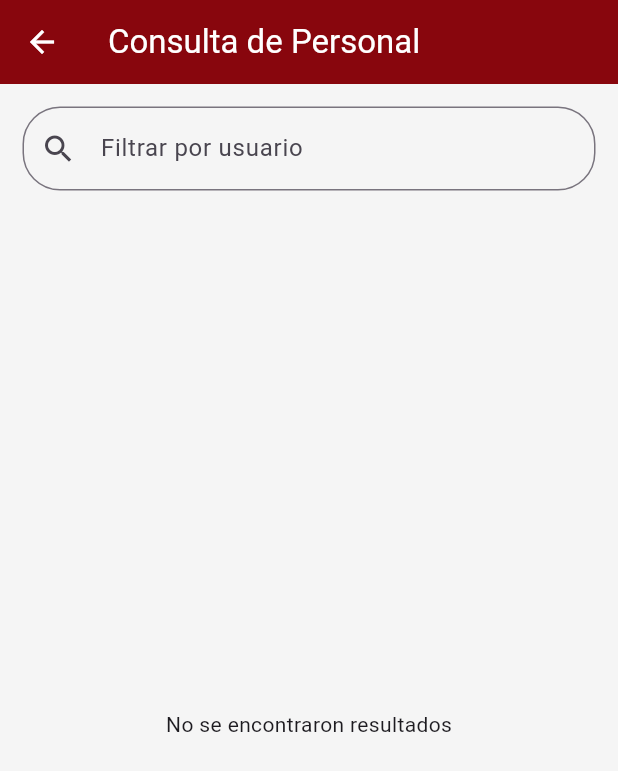
After one commit to Effectedbloom17/programacionmovil, a Flutter app: the Formulario screen opened directly, after a tap on "Enviar", after a tap on "Consultar", on a phone screen of 412 x 824 dp. The commit adds this screen. Shown: the top 771 px of the screen. Run offline on Flutter 3.47's test engine with Material 3 defaults, Android fonts, the phone set to English and light mode, and no system bars; our stand-ins replace cloud_firestore, firebase_core; accounts and stored records are empty.

Commit message:
Agrega_actualiza_Consulta_Borr

```diff
--- /dev/null
+++ b/lib/consulta.dart
@@ -0,0 +1,159 @@
+import 'package:flutter/material.dart';
+import 'package:flutter_application_2/servicios/firabase_con.dart';
+
+class Consultar extends StatefulWidget {
+
+  const Consultar({Key? key}) : super(key: key);
+
+  @override
+  State<StatefulWidget> createState() {
+    return _ConsultarState();
+  }
+}
+
+class _ConsultarState extends State<Consultar> {
+  List<dynamic> todosLosUsuarios = [];
+  List<dynamic> usuariosFiltrados = [];
+  TextEditingController searchController = TextEditingController();
+
+  bool cargando = true;
+
+  @override
+  void initState() {
+    super.initState();
+    cargarDatos();
+  }
+  void cargarDatos() async {
+    var datos = await getPublicaciones();
+
+    if (datos == null) {
+      datos = [];
+    }
+
+    setState(() {
+      todosLosUsuarios = datos;
+      usuariosFiltrados = datos;
+      cargando = false;
+    });
+  }
+
+  void filtrarBusqueda(String consulta) {
+    List<dynamic> resultados = [];
+    if (consulta.isEmpty) {
+      resultados = todosLosUsuarios;
+    } else {
+
+      String input = consulta.toLowerCase();
+
+      for (var usuario in todosLosUsuarios) {
+        String nombre = "";
+        if (usuario.containsKey("usuario") && usuario["usuario"] != null) {
+          nombre = usuario["usuario"].toString().toLowerCase();
+        }
+        if (nombre.contains(input)) {
+          resultados.add(usuario);
+        }
+      }
+    }
+    setState(() {
+      usuariosFiltrados = resultados;
+    });
+  }
+
+  @override
+  Widget build(BuildContext context) {
+    return Scaffold(
+      appBar: AppBar(
+        title: Text("Consulta de Personal"),
+      ),
+      body: Column(
+        children: [
+          Padding(
+            padding: const EdgeInsets.all(15.0),
+            child: TextField(
+              controller: searchController,
+              onChanged: (String value) {
+                filtrarBusqueda(value);
+              },
+              decoration: const InputDecoration(
+                labelText: "Filtrar por usuario",
+                hintText: "Escribe un usuario...",
+                prefixIcon: Icon(Icons.search),
+                border: OutlineInputBorder(
+                  borderRadius: BorderRadius.all(Radius.circular(25.0)),
+                ),
+              ),
+            ),
+          ),
+
+          Expanded(
+            child: _construirCuerpoLista(),
+          ),
+        ],
+      ),
+    );
+  }
+
+  Widget _construirCuerpoLista() {
+    if (cargando) {
+      return Center(
+        child: CircularProgressIndicator(),
+      );
+    } else if (usuariosFiltrados.isEmpty) {
+      return Center(
+        child: Text("No se encontraron resultados"),
+      );
+    } else {
+      return ListView.builder(
+        itemCount: usuariosFiltrados.length,
+        itemBuilder: (BuildContext context, int index) {
+          final usuario = usuariosFiltrados[index];
+
+          String Usuario = usuario['usuario'].toString();
+          String Tipo = "Tipo: " + usuario['tipo'].toString();
+          String Tiempo = "Tiempo: " + usuario['tiempo'].toString();
+          String ImagenUrl = "ImagenUrl: " + usuario['imagenUrl'].toString();
+          String Descripcion = "Descripcion: " + usuario['descripcion'].toString();
+
+          return Card(
+            margin: const EdgeInsets.symmetric(
+              horizontal: 15,
+              vertical: 8,
+            ),
+            elevation: 4,
+            child: Padding(
+              padding: const EdgeInsets.all(12.0),
+              child: Column(
+                crossAxisAlignment: CrossAxisAlignment.start,
+                children: [
+                  Row(
+                    children: [
+                      const Icon(Icons.person, color: Colors.blue),
+                      const SizedBox(width: 10),
+                      Text(
+                        Usuario,
+                        style: const TextStyle(
+                          fontSize: 18,
+                          fontWeight: FontWeight.bold,
+                        ),
+                      ),
+                    ],
+                  ),
+                  const Divider(),
+                  Text(Tipo),
+                  const SizedBox(height: 5),
+                  Text(Tiempo),
+                  const SizedBox(height: 5),
+                  Text(ImagenUrl),
+                  const SizedBox(height: 5),
+                  Text(Descripcion),
+                  const SizedBox(height: 5),
+                ],
+              ),
+            ),
+          );
+        },
+      );
+    }
+  }
+}
--- /dev/null
+++ b/lib/pantallas/formulario.dart
@@ -0,0 +1,165 @@
+import 'package:flutter/material.dart';
+import 'package:flutter_application_2/consulta.dart';
+import 'package:flutter_application_2/servicios/firabase_con.dart';
+import 'package:flutter_application_2/widgets/entrada.dart';
+
+class Formulario extends StatelessWidget {
+  const Formulario({super.key});
+
+  @override
+  Widget build(BuildContext context) {
+    final llaveGlobal = GlobalKey<FormState>();
+    final Map<String, dynamic> datos = {
+      "descripcion": null,
+      "imagenUrl": null,
+      "tiempo": null,
+      "tipo": null,
+      "usuario": null,
+
+    };
+
+    return Scaffold(
+      appBar: AppBar(title: Text("Formulario")),
+      body: SingleChildScrollView(
+        child: Padding(
+          padding: const EdgeInsets.all(20),
+          child: Form(
+            key: llaveGlobal,
+            child: Column(
+              children: [
+                Entrada(
+                  label: "Usuario",
+                  hint: "Escribe tu usuario",
+                  iconoSuf: Icons.edit,
+                  iconFuera: Icons.person,
+                  tipo: TextInputType.name,
+                  llavemapa: "usuario",
+                  mapa: datos,
+                ),
+                SizedBox(height: 20),
+                Entrada(
+                  label: "ImagenURL",
+                  hint: "Ingrea el URL de tu Imagen",
+                  tipo: TextInputType.name,
+                  iconoSuf: Icons.drive_file_rename_outline,
+                  iconFuera: Icons.badge,
+                  llavemapa: "imagenUrl",
+                  mapa: datos,
+                ),
+                SizedBox(height: 20),
+                Entrada(
+                  label: "Tiempo",
+                  hint: "Escribe tu tiempo",
+                  tipo: TextInputType.emailAddress,
+                  iconoSuf: Icons.lock_clock,
+                  iconFuera: Icons.timer,
+                  llavemapa: "tiempo",
+                  mapa: datos,
+                ),
+                SizedBox(height: 20),
+                Entrada(
+                  label: "Descripcion",
+                  hint: "Escribe tu Descripcion",
+                  iconoSuf: Icons.vpn_key,
+                  iconFuera: Icons.lock,
+                  llavemapa: "descripcion",
+                  mapa: datos,
+                ),
+                SizedBox(height: 20),
+                DropdownButtonFormField(
+                  icon: Icon(Icons.label),
+                  items: [
+                    DropdownMenuItem(value: "Desastre", child: Text("Desastre")),
+                    DropdownMenuItem(
+                      value: "Sismo",
+                      child: Text("Sismo"),
+                    ),
+                    DropdownMenuItem(
+                      value: "Contaminacion",
+                      child: Text("Contaminacion"),
+                    ),DropdownMenuItem(
+                      value: "Finalizado",
+                      child: Text("Finalizado"),
+                    ),
+                  ],
+                  onChanged: (dato) {
+                    datos["tipo"] = dato;
+                  },
+                ),
+                SizedBox(height: 20),
+                ElevatedButton(
+                  onPressed: () async {
+                    if (llaveGlobal.currentState!.validate()) {
+                      llaveGlobal.currentState!.save();
+
+                      print("Formulario Válido, enviando datos...");
+                      print(datos);
+
+                      await agregarPublicacion(datos).then((_) {
+                        print("Se Registro sin Errores");
+                        // ----- Extra
+                        llaveGlobal.currentState!.reset();
+
+                        ScaffoldMessenger.of(context).showSnackBar(
+                          SnackBar(
+                            content: Text("¡Registro exitoso!"),
+                            backgroundColor: Colors.green,
+                          ),
+                        );
+
+                        datos.updateAll((key, value) => null);
+                        // ----- /Extra
+                      });
+                    } else {
+                      // Entra aquí si hay errores (campos vacíos, etc.)
+                      print(
+                        "Formulario invalido, por favor corrige los errores",
+                      );
+                    }
+                  },
+                  child: SizedBox(
+                    width: double.infinity,
+                    child: Center(child: Text("Enviar")),
+                  ),
+                ),
+                SizedBox(height: 20),
+                ElevatedButton(
+                  onPressed: () {
+                    Navigator.push(
+                      context,
+                      MaterialPageRoute(builder: (context) => Consultar()),
+                    );
+                  },
+                  child: SizedBox(
+                    width: double.infinity,
+                    child: Center(child: Text("Consultar")),
+                  ),
+                ),
+                SizedBox(height: 20),
+                ElevatedButton(
+                  onPressed: () async {
+                    await actualizar(datos["usuario"], datos["descripcion"],datos["tipo"]);
+                  },
+                  child: SizedBox(
+                    width: double.infinity,
+                    child: Center(child: Text("Actualizar")),
+                  ),
+                ),
+                SizedBox(height: 20),
+                ElevatedButton(
+                  onPressed: () async {
+                    await borrarDatos(datos["usuario"]);
+                  },
+                  child: SizedBox(
+                    width: double.infinity,
+                    child: Center(child: Text("Borrar")),
+                  ),
+                ),
+              ],
+            ),
+          ),
+        ),
+      ),
+    );
+  }
+}
--- a/lib/pantallas/pantallas.dart
+++ b/lib/pantallas/pantallas.dart
@@ -7,3 +7,4 @@ export 'package:flutter_application_2/pantallas/card.dart';
 export 'package:flutter_application_2/pantallas/pantallainicio.dart';
 export 'package:flutter_application_2/pantallas/listview1.dart';
 export 'package:flutter_application_2/pantallas/listview2.dart';
+import 'package:flutter_application_2/pantallas/formulario.dart';
--- a/lib/servicios/firabase_con.dart
+++ b/lib/servicios/firabase_con.dart
@@ -25,3 +25,32 @@ Future<List<Map<String, dynamic>>> getPublicaciones() async {
 
   return publicaciones;
 }
+
+Future<void> agregarPublicacion(Map<String, dynamic> dts) async {
+  await db.collection("publicaciones").add(dts);
+}
+
+Future<void>actualizar(String usuario, String descripcion, String tipo) async{
+  final dts=await getPublicaciones();
+  for(var d in dts){
+    if (d["usuario"]==usuario) {
+      var ud=d["id"];
+      await db.collection("publicaciones").doc(ud).update({
+        "usuario":d["usuario"],
+        "descripcion":descripcion,
+        "imagenUrl":d["imagenUrl"],
+        "tiempo":d["tiempo"],
+        "tipo":tipo,});
+    }
+  }
+}
+
+Future<void> borrarDatos(String usuario)async{
+  final dts=await getPublicaciones();
+  for(var d in dts){
+    if (d["usuario"]==usuario) {
+      var ud=d["id"];
+      await db.collection("publicaciones").doc(ud).delete();
+    }
+  }
+}
```
Also changed, not shown: lib/pantallas/pantallainicio.dart (+22 -6 lines), pubspec.lock.
